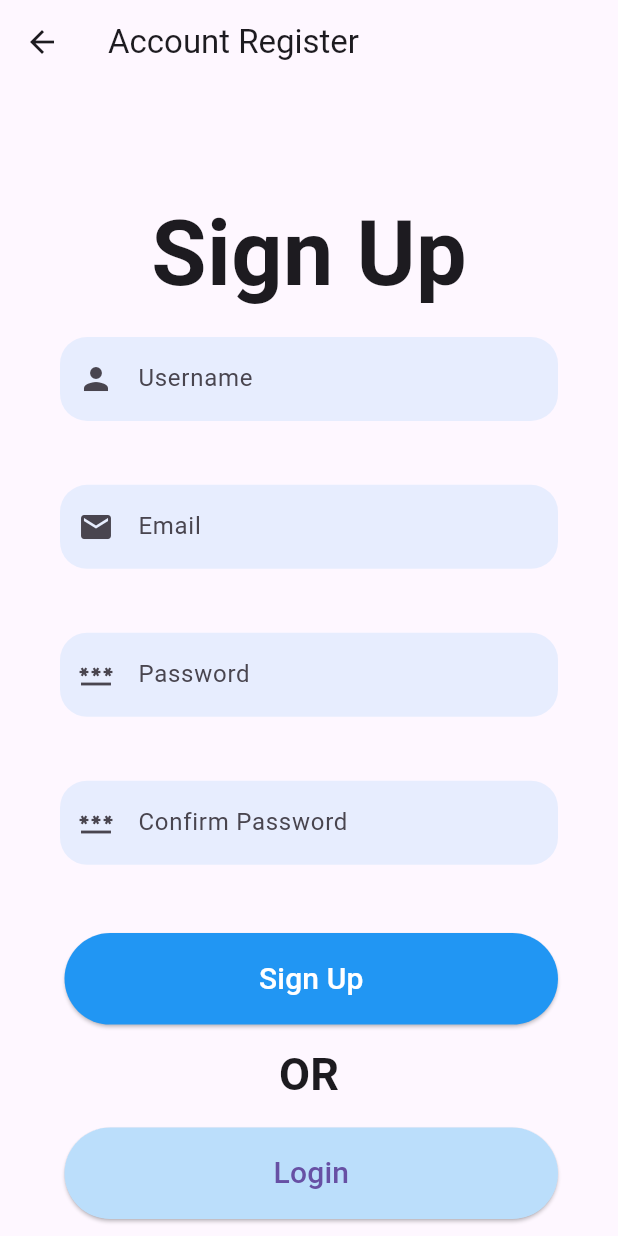
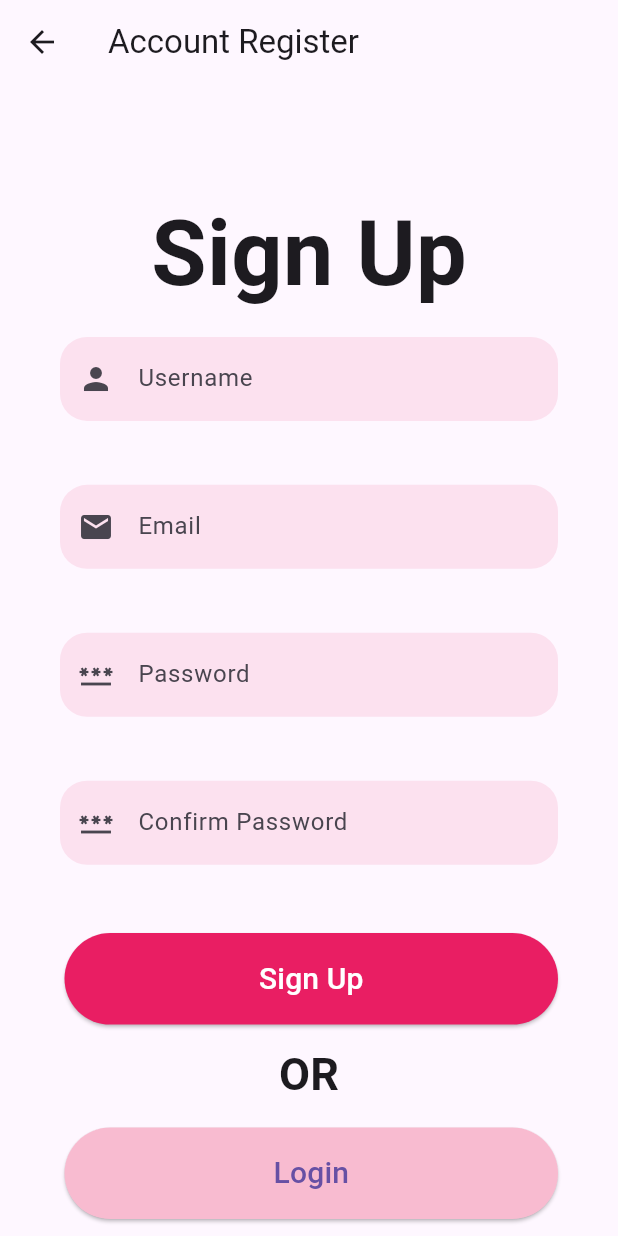
Before and after one commit to TA-Solaris/Fusion-Hackathon-2024, a Flutter app: the RegisterPageView screen opened by its route, on a phone screen of 412 x 824 dp. Run offline on Flutter 3.47's test engine with Material 3 defaults, Android fonts, the phone set to English and light mode, and no system bars; generated files the repository leaves out were written again.

Commit message:
Pink UI theme

```diff
--- a/FusionClockApp/lib/src/accounts_pages/register_page_view.dart
+++ b/FusionClockApp/lib/src/accounts_pages/register_page_view.dart
@@ -12,7 +12,7 @@ class RegisterPageView extends StatefulWidget {
 class RegisterPageState extends State<RegisterPageView> {
   void submitButton() {}
 
-  MaterialColor themeColor = Colors.blue;
+  MaterialColor themeColor = Colors.pink;
 
   Widget fieldDecoration(icon, text) {
     return TextField(
```
